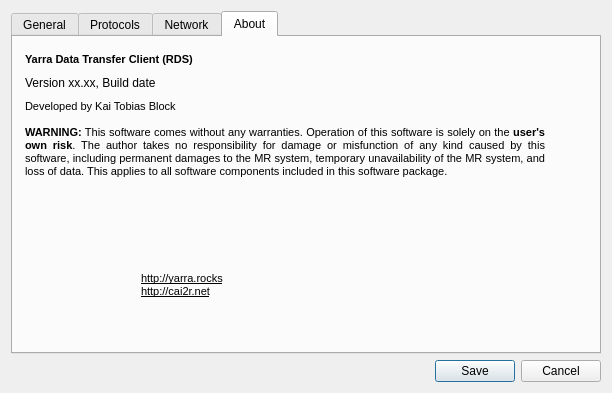
First picture: the form in Client/rds_configurationwindow.ui, repository WillForan/yarraclient, before the edit.
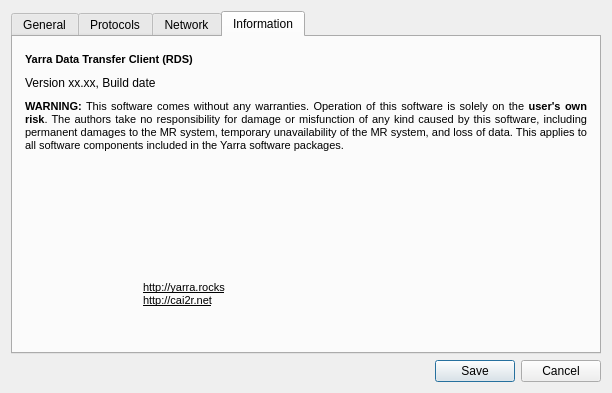
Second picture: the form after the edit. The open tabs and pages were chosen to show the change. Icons and pictures are not drawn.

Commit message: Finished configuration dialog. Modified license text of RDS tool.

```diff
--- a/Client/rds_configurationwindow.ui
+++ b/Client/rds_configurationwindow.ui
@@ -865,7 +865,7 @@
      </widget>
      <widget class="QWidget" name="infoTab">
       <attribute name="title">
-       <string>About</string>
+       <string>Information</string>
       </attribute>
       <layout class="QVBoxLayout" name="verticalLayout_2">
        <property name="spacing">
@@ -881,7 +881,7 @@
         <number>12</number>
        </property>
        <property name="bottomMargin">
-        <number>25</number>
+        <number>16</number>
        </property>
        <item>
         <widget class="QLabel" name="label_11">
@@ -937,7 +937,7 @@
         <widget class="QLabel" name="label_12">
          <property name="maximumSize">
           <size>
-           <width>520</width>
+           <width>16777215</width>
            <height>16777215</height>
           </size>
          </property>
@@ -946,8 +946,7 @@
 &lt;html&gt;&lt;head&gt;&lt;meta name=&quot;qrichtext&quot; content=&quot;1&quot; /&gt;&lt;style type=&quot;text/css&quot;&gt;
 p, li { white-space: pre-wrap; }
 &lt;/style&gt;&lt;/head&gt;&lt;body style=&quot; font-family:'MS Shell Dlg 2'; font-size:8pt; font-weight:400; font-style:normal;&quot;&gt;
-&lt;p style=&quot; margin-top:0px; margin-bottom:0px; margin-left:0px; margin-right:0px; -qt-block-indent:0; text-indent:0px;&quot;&gt;Developed by Kai Tobias Block&lt;br /&gt;&lt;/p&gt;
-&lt;p style=&quot; margin-top:0px; margin-bottom:0px; margin-left:0px; margin-right:0px; -qt-block-indent:0; text-indent:0px;&quot;&gt;&lt;span style=&quot; font-weight:600;&quot;&gt;WARNING:&lt;/span&gt; This software comes without any warranties. Operation of this software is solely on the &lt;span style=&quot; font-weight:600;&quot;&gt;user's own risk&lt;/span&gt;. The author takes no responsibility for damage or misfunction of any kind caused by this software, including permanent damages to the MR system, temporary unavailability of the MR system, and loss of data. This applies to all software components included in this software package.&lt;/p&gt;
+&lt;p style=&quot; margin-top:0px; margin-bottom:0px; margin-left:0px; margin-right:0px; -qt-block-indent:0; text-indent:0px;&quot;&gt;&lt;span style=&quot; font-weight:600;&quot;&gt;WARNING:&lt;/span&gt; This software comes without any warranties. Operation of this software is solely on the &lt;span style=&quot; font-weight:600;&quot;&gt;user's own risk&lt;/span&gt;. The authors take no responsibility for damage or misfunction of any kind caused by this software, including permanent damages to the MR system, temporary unavailability of the MR system, and loss of data. This applies to all software components included in the Yarra software packages.&lt;/p&gt;
 &lt;p style=&quot;-qt-paragraph-type:empty; margin-top:0px; margin-bottom:0px; margin-left:0px; margin-right:0px; -qt-block-indent:0; text-indent:0px;&quot;&gt;&lt;br /&gt;&lt;/p&gt;&lt;/body&gt;&lt;/html&gt;</string>
          </property>
          <property name="alignment">
@@ -974,7 +973,7 @@
        <item>
         <layout class="QHBoxLayout" name="horizontalLayout_4">
          <property name="leftMargin">
-          <number>0</number>
+          <number>2</number>
          </property>
          <property name="rightMargin">
           <number>20</number>
```
Left out of the diff: 2 changed lines with no effect on the pictures. The commit also changes 7 other files.
